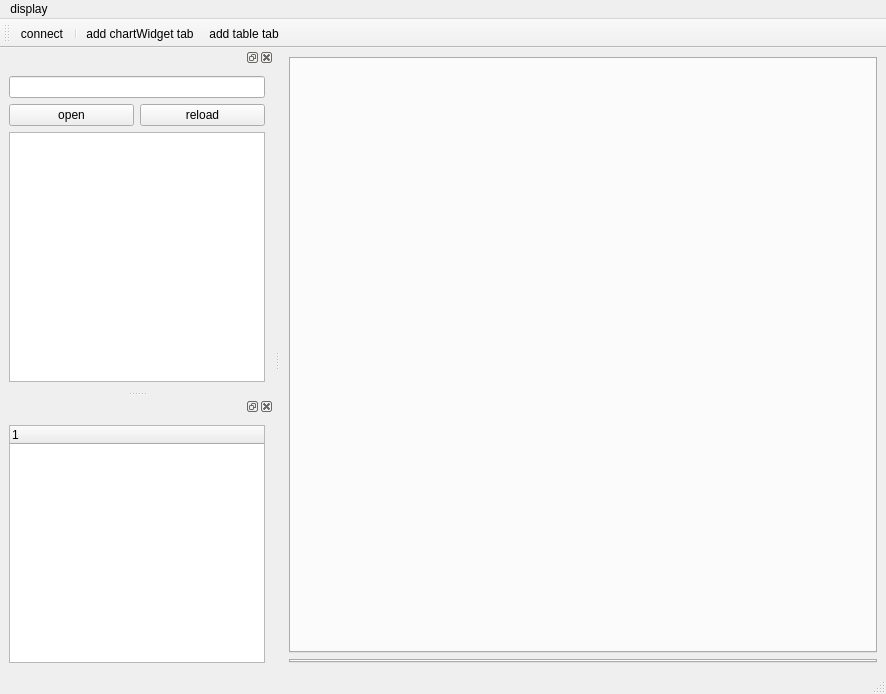
Before: the Qt Designer form mainwindow.ui in SuperLiaohy/MemRW, drawn with Qt 5.
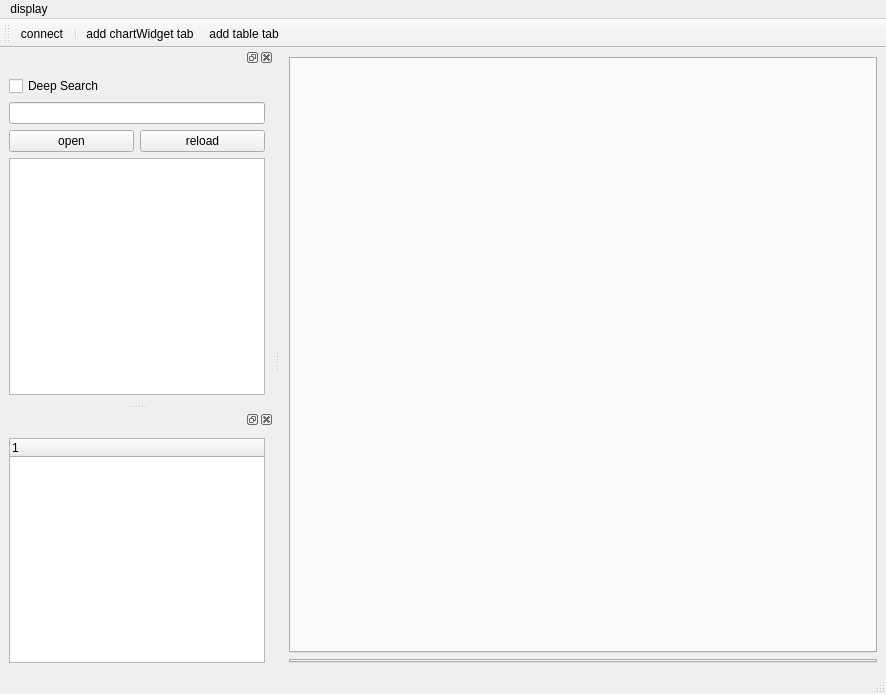
After: the same form once the commit is applied. Icons and pictures are not drawn.

Patch:
```diff
--- a/mainwindow.ui
+++ b/mainwindow.ui
@@ -68,25 +68,32 @@
    </attribute>
    <widget class="QWidget" name="dockWidgetContents">
     <layout class="QGridLayout" name="gridLayout">
-     <item row="0" column="0" colspan="2">
-      <widget class="QLineEdit" name="fileEdit"/>
-     </item>
-     <item row="1" column="0">
-      <widget class="QPushButton" name="openBtn">
+     <item row="2" column="0">
+      <widget class="QCheckBox" name="modeBox">
        <property name="text">
-        <string>open</string>
+        <string>Deep Search</string>
        </property>
       </widget>
      </item>
-     <item row="1" column="1">
+     <item row="5" column="0" colspan="2">
+      <widget class="QTreeView" name="dwarf_treeView"/>
+     </item>
+     <item row="4" column="1">
       <widget class="QPushButton" name="reloadBtn">
        <property name="text">
         <string>reload</string>
        </property>
       </widget>
      </item>
-     <item row="2" column="0" colspan="2">
-      <widget class="QTreeView" name="dwarf_treeView"/>
+     <item row="4" column="0">
+      <widget class="QPushButton" name="openBtn">
+       <property name="text">
+        <string>open</string>
+       </property>
+      </widget>
+     </item>
+     <item row="3" column="0" colspan="2">
+      <widget class="QLineEdit" name="fileEdit"/>
      </item>
     </layout>
    </widget>
```
